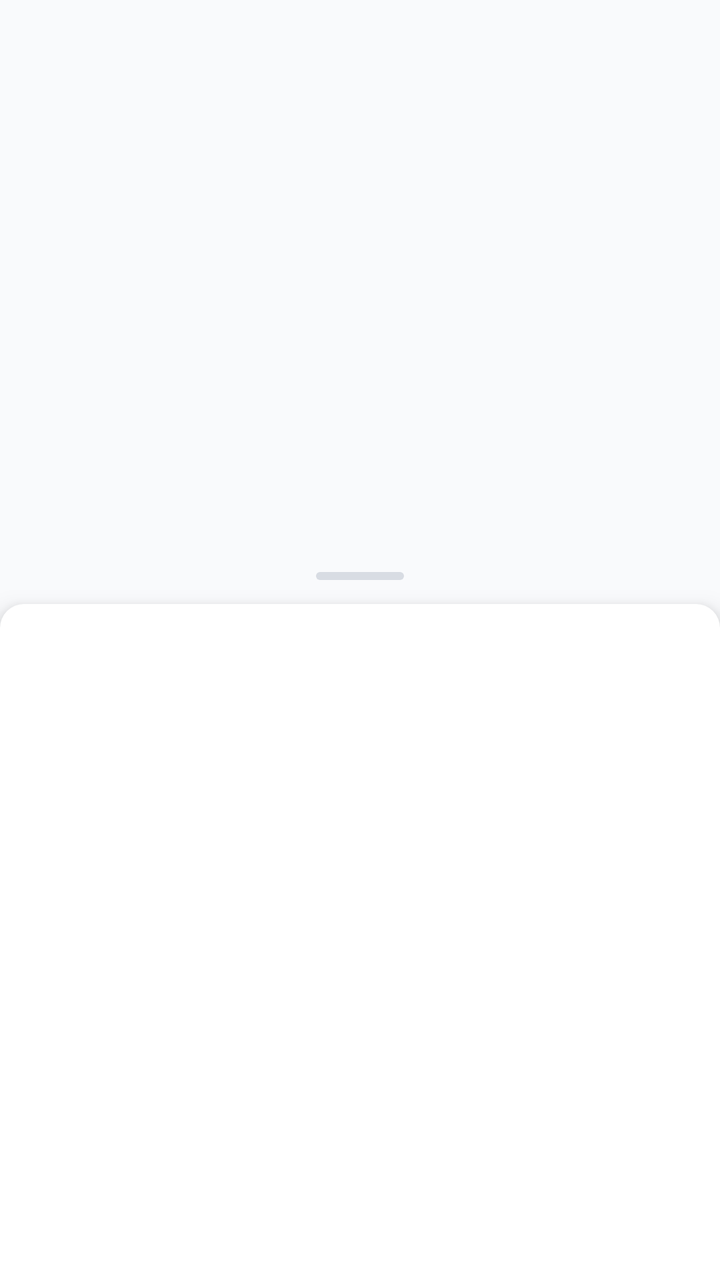
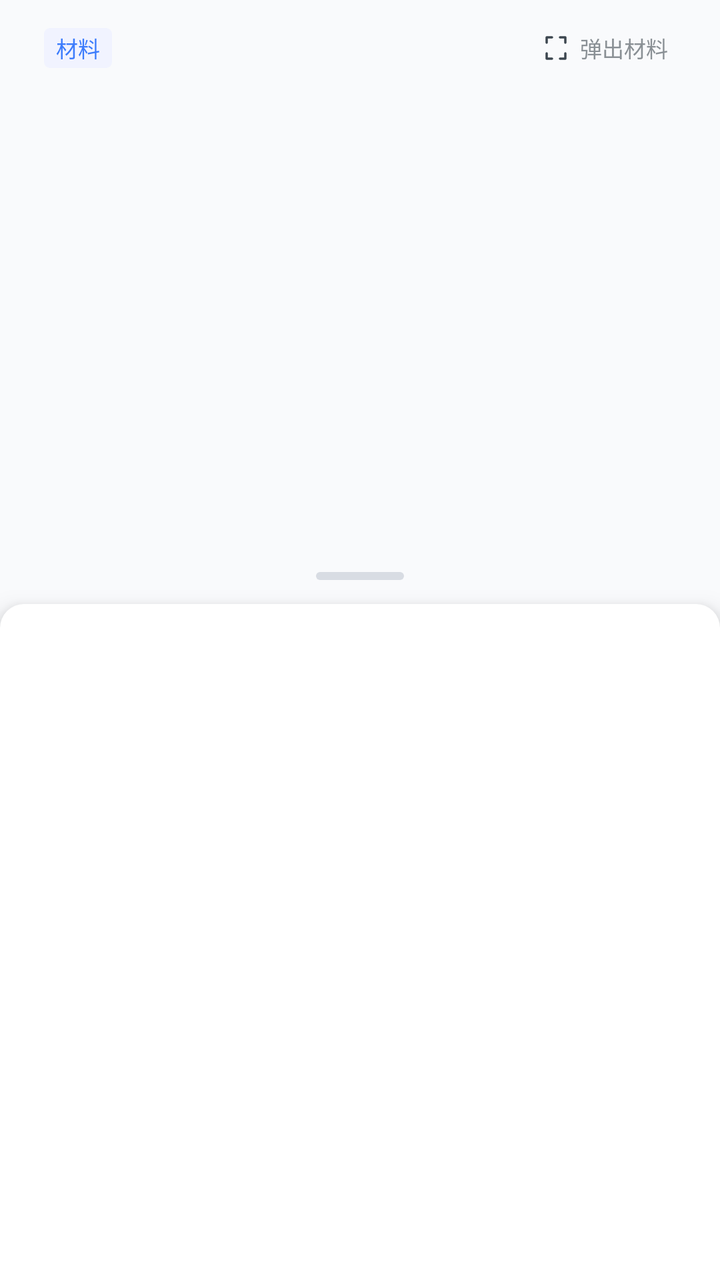

Screens rendered from an Android XML layout before and after an edit, with the pre-edit source and the edit as a unified diff.
<!-- AndroidManifest.xml: application theme Theme.QBank -->
<!-- res/layout/item_group_pager_page.xml -->
<?xml version="1.0" encoding="utf-8"?>
<androidx.constraintlayout.widget.ConstraintLayout xmlns:android="http://schemas.android.com/apk/res/android"
    xmlns:app="http://schemas.android.com/apk/res-auto"
    xmlns:tools="http://schemas.android.com/tools"
    android:id="@+id/groupRoot"
    android:layout_width="match_parent"
    android:layout_height="match_parent">

    
    <androidx.constraintlayout.widget.Guideline
        android:id="@+id/groupGuideline"
        android:layout_width="wrap_content"
        android:layout_height="wrap_content"
        android:orientation="horizontal"
        app:layout_constraintGuide_percent="0.45" />

    
    <androidx.core.widget.NestedScrollView
        android:id="@+id/materialScroll"
        android:layout_width="0dp"
        android:layout_height="0dp"
        android:overScrollMode="never"
        android:scrollbars="none"
        app:layout_constraintBottom_toTopOf="@id/groupHandle"
        app:layout_constraintEnd_toEndOf="parent"
        app:layout_constraintStart_toStartOf="parent"
        app:layout_constraintTop_toTopOf="parent">

        <LinearLayout
            android:id="@+id/materialContent"
            android:layout_width="match_parent"
            android:layout_height="wrap_content"
            android:orientation="vertical"
            android:paddingStart="@dimen/fb_content_padding_h"
            android:paddingTop="12dp"
            android:paddingEnd="@dimen/fb_content_padding_h"
            android:paddingBottom="8dp"
            tools:ignore="UselessParent" />
    </androidx.core.widget.NestedScrollView>

    
    <FrameLayout
        android:id="@+id/groupHandle"
        android:layout_width="0dp"
        android:layout_height="28dp"
        app:layout_constraintBottom_toBottomOf="@id/groupGuideline"
        app:layout_constraintEnd_toEndOf="parent"
        app:layout_constraintStart_toStartOf="parent"
        app:layout_constraintTop_toTopOf="@id/groupGuideline">

        <View
            android:id="@+id/groupHandleBar"
            android:layout_width="44dp"
            android:layout_height="4dp"
            android:layout_gravity="center"
            android:background="@drawable/bg_fb_drag_bar" />
    </FrameLayout>

    
    <FrameLayout
        android:id="@+id/questionPane"
        android:layout_width="0dp"
        android:layout_height="0dp"
        android:background="@drawable/bg_fb_sheet"
        android:elevation="8dp"
        app:layout_constraintBottom_toBottomOf="parent"
        app:layout_constraintEnd_toEndOf="parent"
        app:layout_constraintStart_toStartOf="parent"
        app:layout_constraintTop_toBottomOf="@id/groupHandle">

        <androidx.core.widget.NestedScrollView
            android:id="@+id/pageScroll"
            android:layout_width="match_parent"
            android:layout_height="match_parent"
            android:clipToPadding="false"
            android:overScrollMode="never"
            android:paddingBottom="24dp"
            android:scrollbars="none">

            <LinearLayout
                android:id="@+id/cardContainer"
                android:layout_width="match_parent"
                android:layout_height="wrap_content"
                android:orientation="vertical" />
        </androidx.core.widget.NestedScrollView>
    </FrameLayout>
</androidx.constraintlayout.widget.ConstraintLayout>
<!-- resources referenced by this layout -->
<resources>
  <dimen name="fb_content_padding_h">22dp</dimen>
  <color name="fb_table_line">#D8DCE3</color>
  <color name="fb_card_bg">#FFFFFF</color>
  <dimen name="fb_sheet_radius">12dp</dimen>
  <color name="fb_primary">#3C7CFC</color>
  <color name="fb_primary_deep">#2A5FD6</color>
  <color name="fb_bar_bg">#FFFFFF</color>
  <color name="fb_page_bg">#F9FAFC</color>
  <style name="ShapeAppearance.QBank.Dialog" parent="">
          <item name="cornerFamily">rounded</item>
          <item name="cornerSize">@dimen/fb_radius_sheet</item>
      </style>
  <color name="fb_text_title">#1B2126</color>
  <color name="fb_text_meta">#8A9095</color>
  <dimen name="fb_radius_sheet">12dp</dimen>
  <!-- unchanged entries left out for length: 4 -->
</resources>

<!-- the commit's change to res/layout/item_group_pager_page.xml (unified diff, before → after) -->
@@ -15,6 +15,58 @@
         app:layout_constraintGuide_percent="0.45" />
 
     
+    <LinearLayout
+        android:id="@+id/materialHeader"
+        android:layout_width="0dp"
+        android:layout_height="wrap_content"
+        android:gravity="center_vertical"
+        android:orientation="horizontal"
+        android:paddingStart="@dimen/fb_content_padding_h"
+        android:paddingTop="12dp"
+        android:paddingEnd="@dimen/fb_content_padding_h"
+        app:layout_constraintEnd_toEndOf="parent"
+        app:layout_constraintStart_toStartOf="parent"
+        app:layout_constraintTop_toTopOf="parent">
+
+        <TextView
+            android:id="@+id/tvGroupMaterialTag"
+            style="@style/FbTag"
+            android:text="@string/tag_material" />
+
+        <View
+            android:layout_width="0dp"
+            android:layout_height="1dp"
+            android:layout_weight="1" />
+
+        
+        <LinearLayout
+            android:id="@+id/btnGroupMaterialExpand"
+            android:layout_width="wrap_content"
+            android:layout_height="wrap_content"
+            android:background="?attr/selectableItemBackgroundBorderless"
+            android:gravity="center_vertical"
+            android:orientation="horizontal"
+            android:paddingStart="@dimen/fb_space_4"
+            android:paddingTop="@dimen/fb_space_4"
+            android:paddingEnd="@dimen/fb_space_4"
+            android:paddingBottom="@dimen/fb_space_4">
+
+            <ImageView
+                android:id="@+id/icGroupMaterialExpand"
+                android:layout_width="@dimen/fb_icon_sm_size"
+                android:layout_height="@dimen/fb_icon_sm_size"
+                android:contentDescription="@null"
+                android:src="@drawable/ic_fb_material_expand" />
+
+            <TextView
+                android:id="@+id/tvGroupMaterialExpand"
+                style="@style/FbCaption"
+                android:layout_marginStart="@dimen/fb_space_4"
+                android:text="@string/material_pop_out" />
+        </LinearLayout>
+    </LinearLayout>
+
+    
     <androidx.core.widget.NestedScrollView
         android:id="@+id/materialScroll"
         android:layout_width="0dp"
@@ -24,7 +76,7 @@
         app:layout_constraintBottom_toTopOf="@id/groupHandle"
         app:layout_constraintEnd_toEndOf="parent"
         app:layout_constraintStart_toStartOf="parent"
-        app:layout_constraintTop_toTopOf="parent">
+        app:layout_constraintTop_toBottomOf="@id/materialHeader">
 
         <LinearLayout
             android:id="@+id/materialContent"
@@ -32,7 +84,7 @@
             android:layout_height="wrap_content"
             android:orientation="vertical"
             android:paddingStart="@dimen/fb_content_padding_h"
-            android:paddingTop="12dp"
+            android:paddingTop="8dp"
             android:paddingEnd="@dimen/fb_content_padding_h"
             android:paddingBottom="8dp"
             tools:ignore="UselessParent" />
<!-- resource entries referenced after the edit -->
@@ -1,19 +1,91 @@
 <!-- resources referenced by this layout -->
 <resources>
   <dimen name="fb_content_padding_h">22dp</dimen>
+  <dimen name="fb_icon_sm_size">16dp</dimen>
+  <dimen name="fb_space_4">4dp</dimen>
+  <!-- drawable ic_fb_material_expand (drawable) -->
+  <?xml version="1.0" encoding="utf-8"?>
+  <vector xmlns:android="http://schemas.android.com/apk/res/android"
+      android:width="24dp"
+      android:height="24dp"
+      android:viewportWidth="24"
+      android:viewportHeight="24">
+      <path
+          android:fillColor="@android:color/transparent"
+          android:pathData="M9,4 L5,4 L5,8"
+          android:strokeColor="@color/fb_icon"
+          android:strokeLineCap="round"
+          android:strokeLineJoin="round"
+          android:strokeWidth="1.7" />
+      <path
+          android:fillColor="@android:color/transparent"
+          android:pathData="M15,4 L19,4 L19,8"
+          android:strokeColor="@color/fb_icon"
+          android:strokeLineCap="round"
+          android:strokeLineJoin="round"
+          android:strokeWidth="1.7" />
+      <path
+          android:fillColor="@android:color/transparent"
+          android:pathData="M19,16 L19,20 L15,20"
+          android:strokeColor="@color/fb_icon"
+          android:strokeLineCap="round"
+          android:strokeLineJoin="round"
+          android:strokeWidth="1.7" />
+      <path
+          android:fillColor="@android:color/transparent"
+          android:pathData="M9,20 L5,20 L5,16"
+          android:strokeColor="@color/fb_icon"
+          android:strokeLineCap="round"
+          android:strokeLineJoin="round"
+          android:strokeWidth="1.7" />
+  </vector>
+  <string name="material_pop_out">弹出材料</string>
+  <string name="tag_material">材料</string>
+  <style name="FbCaption">
+          <item name="android:layout_width">wrap_content</item>
+          <item name="android:layout_height">wrap_content</item>
+          <item name="android:textSize">@dimen/fb_text_tag</item>
+          <item name="android:textColor">@color/fb_text_meta</item>
+          <item name="android:includeFontPadding">false</item>
+      </style>
+  <style name="FbTag">
+          <item name="android:layout_width">wrap_content</item>
+          <item name="android:layout_height">wrap_content</item>
+          <item name="android:background">@drawable/bg_fb_tag</item>
+          <item name="android:includeFontPadding">false</item>
+          <item name="android:paddingStart">@dimen/fb_tag_pad_h</item>
+          <item name="android:paddingTop">@dimen/fb_tag_pad_v</item>
+          <item name="android:paddingEnd">@dimen/fb_tag_pad_h</item>
+          <item name="android:paddingBottom">@dimen/fb_tag_pad_v</item>
+          <item name="android:textColor">@color/fb_type_tag_text</item>
+          <item name="android:textSize">@dimen/fb_text_tag</item>
+      </style>
   <color name="fb_table_line">#D8DCE3</color>
   <color name="fb_card_bg">#FFFFFF</color>
   <dimen name="fb_sheet_radius">12dp</dimen>
+  <color name="fb_icon">#3C464F</color>
+  <dimen name="fb_text_tag">11sp</dimen>
   <color name="fb_primary">#3C7CFC</color>
   <color name="fb_primary_deep">#2A5FD6</color>
   <color name="fb_bar_bg">#FFFFFF</color>
   <color name="fb_page_bg">#F9FAFC</color>
+  <color name="fb_type_tag_bg">#F1F3FF</color>
+  <dimen name="fb_type_tag_radius">3dp</dimen>
   <style name="ShapeAppearance.QBank.Dialog" parent="">
           <item name="cornerFamily">rounded</item>
           <item name="cornerSize">@dimen/fb_radius_sheet</item>
       </style>
   <color name="fb_text_title">#1B2126</color>
   <color name="fb_text_meta">#8A9095</color>
+  <!-- drawable bg_fb_tag (drawable) -->
+  <?xml version="1.0" encoding="utf-8"?>
+  <shape xmlns:android="http://schemas.android.com/apk/res/android" android:shape="rectangle">
+      <solid android:color="@color/fb_type_tag_bg" />
+      <corners android:radius="@dimen/fb_type_tag_radius" />
+  </shape>
+  <dimen name="fb_tag_pad_h">6dp</dimen>
+  <dimen name="fb_tag_pad_v">2dp</dimen>
+  <color name="fb_type_tag_text">#3C7CFC</color>
   <dimen name="fb_radius_sheet">12dp</dimen>
   <!-- unchanged entries left out for length: 4 -->
 </resources>
